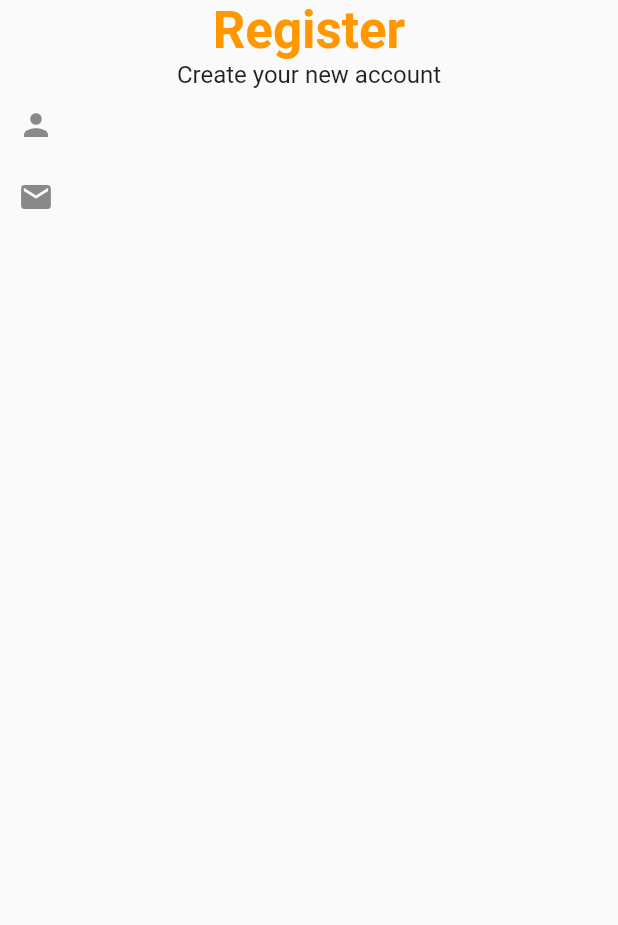
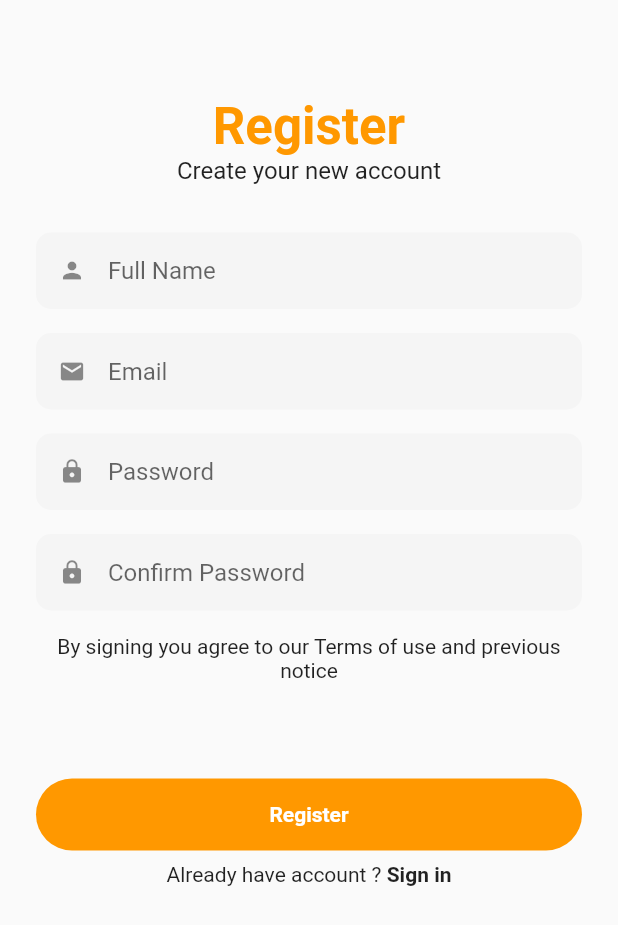
Before and after one commit to LeToyek/coba_pkm, a Flutter app: the screen it shows after launch, on a phone screen of 412 x 824 dp. Shown: the top 925 px of the screen. Run offline on Flutter 3.47's test engine with Material 2 defaults, Android fonts, the phone set to English and light mode, and no system bars; our stand-ins replace firebase_core; accounts and stored records are empty.

Commit message:
finished 1 page

```diff
--- a/lib/main.dart
+++ b/lib/main.dart
@@ -26,7 +26,7 @@
         // or simply save your changes to "hot reload" in a Flutter IDE).
         // Notice that the counter didn't reset back to zero; the application
         // is not restarted.
-        primarySwatch: Colors.blue,
+        primarySwatch: Colors.orange,
       ),
       home: const LoginPage(),
     );
--- a/lib/pages/Login_page.dart
+++ b/lib/pages/Login_page.dart
@@ -8,26 +8,82 @@ class LoginPage extends StatelessWidget {
   Widget build(BuildContext context) {
     return Scaffold(
       body: SafeArea(
+          child: Padding(
+        padding: const EdgeInsets.symmetric(horizontal: 24),
+        child: SingleChildScrollView(
           child: Center(
             child: Column(
               crossAxisAlignment: CrossAxisAlignment.center,
               children: [
+                SizedBox(
+                  height: 64,
+                ),
                 Text(
                   'Register',
-              style: Theme.of(context)
-                  .textTheme
-                  .headline4
-                  ?.copyWith(color: Colors.orange, fontWeight: FontWeight.bold),
+                  style: Theme.of(context).textTheme.headline4?.copyWith(
+                      color: Colors.orange, fontWeight: FontWeight.bold),
                 ),
                 Text(
                   'Create your new account',
                   style: TextStyle(fontSize: 16),
                 ),
+                SizedBox(
+                  height: 32,
+                ),
                 LoginField(
                   prefIcon: Icon(Icons.person),
+                  hint: "Full Name",
                 ),
-            LoginField(prefIcon: Icon(Icons.mail))
+                LoginField(
+                  prefIcon: Icon(Icons.mail),
+                  hint: "Email",
+                ),
+                LoginField(
+                  prefIcon: Icon(Icons.lock),
+                  hint: "Password",
+                ),
+                LoginField(
+                  prefIcon: Icon(Icons.lock),
+                  hint: "Confirm Password",
+                ),
+                Text(
+                  "By signing you agree to our Terms of use and previous notice",
+                  textAlign: TextAlign.center,
+                  style: TextStyle(),
+                ),
+                SizedBox(
+                  height: 64,
+                ),
+                Container(
+                  decoration: BoxDecoration(
+                      color: Colors.orange,
+                      borderRadius: BorderRadius.circular(24)),
+                  padding: EdgeInsets.all(16),
+                  width: double.infinity,
+                  child: Center(
+                    child: Text(
+                      'Register',
+                      style: TextStyle(
+                          fontWeight: FontWeight.bold, color: Colors.white),
+                    ),
+                  ),
+                ),
+                SizedBox(
+                  height: 8,
+                ),
+                Row(
+                  mainAxisAlignment: MainAxisAlignment.center,
+                  children: [
+                    Text('Already have account ? '),
+                    Text(
+                      'Sign in',
+                      style: TextStyle(fontWeight: FontWeight.bold),
+                    )
                   ],
+                )
+              ],
+            ),
+          ),
         ),
       )),
     );
--- a/lib/widgets/Login_field.dart
+++ b/lib/widgets/Login_field.dart
@@ -2,13 +2,29 @@ import 'package:flutter/material.dart';
 
 class LoginField extends StatelessWidget {
   Icon prefIcon;
-  LoginField({required this.prefIcon});
+  String hint;
+  LoginField({required this.prefIcon, required this.hint});
 
   @override
   Widget build(BuildContext context) {
-    return TextField(
-      decoration:
-          InputDecoration(prefixIcon: prefIcon, border: InputBorder.none),
+    return Column(
+      children: [
+        TextField(
+          decoration: InputDecoration(
+              isDense: true,
+              prefixIcon: prefIcon,
+              filled: true,
+              fillColor: Colors.grey[100],
+              border: OutlineInputBorder(
+                  borderRadius: BorderRadius.circular(10),
+                  borderSide: BorderSide.none),
+              hintText: hint,
+              hintStyle: TextStyle(fontSize: 16)),
+        ),
+        SizedBox(
+          height: 16,
+        )
+      ],
     );
   }
 }
```
Lines whose indentation alone changed are shown as unchanged.
